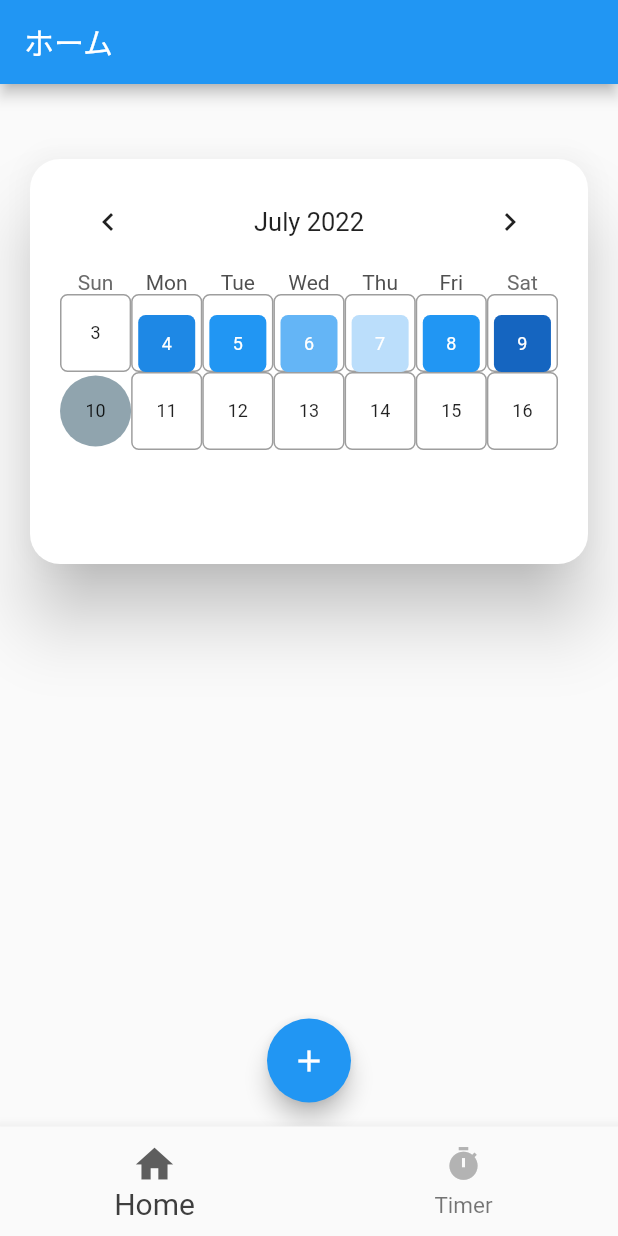
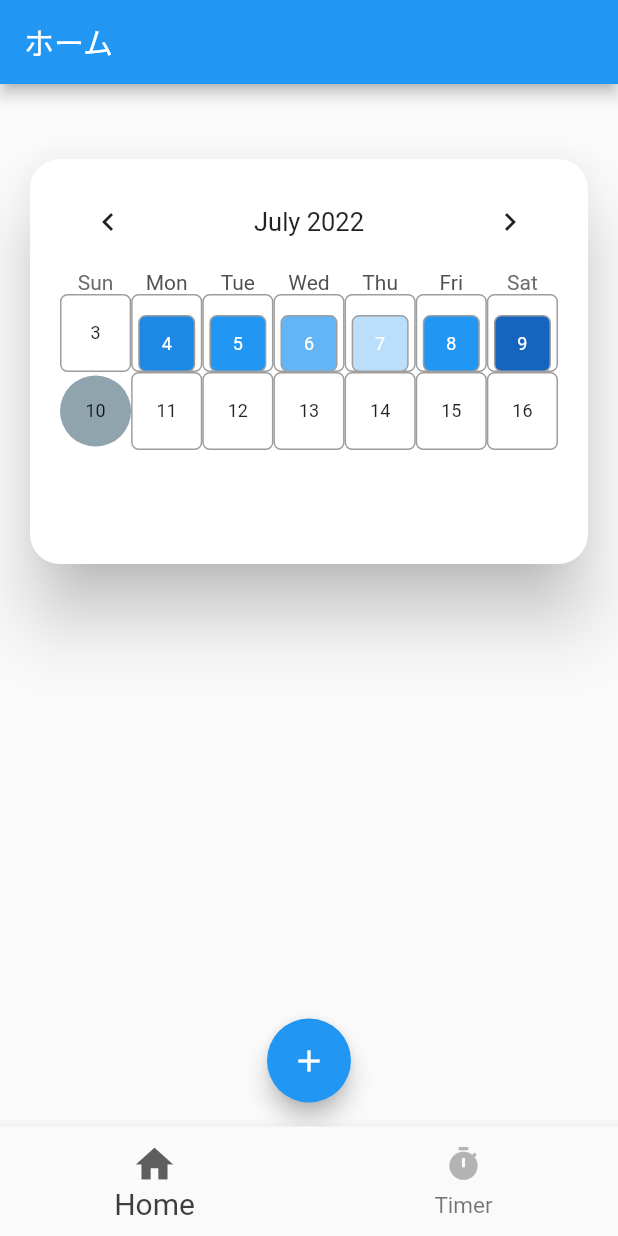
Before and after one commit to Mimimi-d/my-first-app, a Flutter app: the screen it shows after launch, on a phone screen of 412 x 824 dp. Run offline on Flutter 3.47's test engine with Material 2 defaults, Android fonts, the phone set to English and light mode, and no system bars; drawn by our look-alikes of table_calendar; our stand-ins replace cloud_firestore, firebase_auth, firebase_core, flutter_riverpod; missing offline and left inert: flutter_ringtone_player; accounts and stored records are empty.

Commit message:
box border color change

```diff
--- a/lib/ui/calendar/calendar_card.dart
+++ b/lib/ui/calendar/calendar_card.dart
@@ -248,6 +248,7 @@ class _CalendarState extends State<Calendar> {
   }
 }
 
+//色付け
 Widget _buildEventsMarker(DateTime date, List events) {
   return AnimatedContainer(
     duration: const Duration(milliseconds: 300),
@@ -255,6 +256,7 @@ Widget _buildEventsMarker(DateTime date, List events) {
         ? BoxDecoration(
             shape: BoxShape.circle,
             color: _colorChange(events),
+            border: Border.all(width: 1, color: Colors.grey),
             // color: Colors.blue[300],
             // borderRadius: BorderRadius.circular(5),
           )
@@ -262,6 +264,10 @@ Widget _buildEventsMarker(DateTime date, List events) {
             shape: BoxShape.rectangle,
             color: _colorChange(events),
             // color: Colors.blue[300],
+            border: Border.all(
+              width: 1,
+              color: Colors.grey,
+            ),
             borderRadius: BorderRadius.circular(5),
           ),
     width: 38.0,
```
